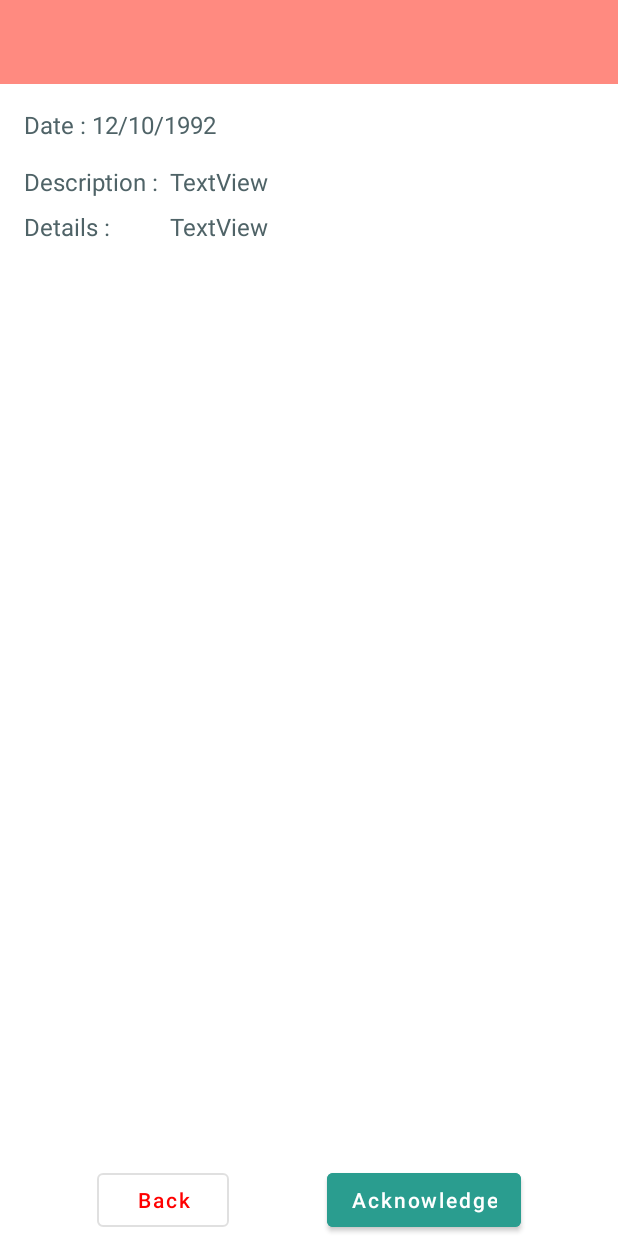
After one commit to suryasinghvijay/AlertingSystemHackaton, an Android app: the layout activity_event_details_layout.xml on its own in the app's theme, with its tools: preview values and no code run, on a phone screen of 412 x 824 dp. The commit adds this screen. Run offline under Robolectric (Android 15) with nearby library versions, the phone set to English and light mode, and no system bars.

Commit message:
layout changes

```diff
--- /dev/null
+++ b/app/src/main/res/layout/activity_event_details_layout.xml
@@ -0,0 +1,117 @@
+<?xml version="1.0" encoding="utf-8"?>
+<androidx.constraintlayout.widget.ConstraintLayout xmlns:android="http://schemas.android.com/apk/res/android"
+    xmlns:app="http://schemas.android.com/apk/res-auto"
+    xmlns:tools="http://schemas.android.com/tools"
+    android:layout_width="match_parent"
+    android:layout_height="match_parent">
+
+    <Button
+        android:id="@+id/button"
+        style="@style/Widget.MaterialComponents.Button.OutlinedButton"
+        android:layout_width="wrap_content"
+        android:layout_height="wrap_content"
+        android:text="Back"
+        android:textAllCaps="false"
+        android:textColor="@color/colorRed_FF0000"
+        app:layout_constraintBottom_toBottomOf="parent"
+        app:layout_constraintEnd_toStartOf="@+id/button2"
+        app:layout_constraintHorizontal_bias="0.5"
+        app:layout_constraintStart_toStartOf="parent" />
+
+    <Button
+        android:id="@+id/button2"
+        android:layout_width="wrap_content"
+        android:layout_height="wrap_content"
+        android:backgroundTint="@color/colorGreen_2A9D8F"
+        android:text="Acknowledge"
+        android:textAllCaps="false"
+        app:layout_constraintBottom_toBottomOf="parent"
+        app:layout_constraintEnd_toEndOf="parent"
+        app:layout_constraintHorizontal_bias="0.5"
+        app:layout_constraintStart_toEndOf="@+id/button" />
+
+    <TextView
+        android:id="@+id/textView"
+        style="@style/BaseTextViewStyle.Body2"
+        android:layout_width="wrap_content"
+        android:layout_height="wrap_content"
+        android:layout_marginStart="16dp"
+        android:layout_marginTop="16dp"
+        android:text="Date : "
+        app:layout_constraintStart_toStartOf="parent"
+        app:layout_constraintTop_toBottomOf="@+id/toolbar" />
+
+    <TextView
+        android:id="@+id/textView2"
+        style="@style/BaseTextViewStyle.Body2"
+        android:layout_width="0dp"
+        android:layout_height="wrap_content"
+        android:layout_marginEnd="16dp"
+        app:layout_constraintBottom_toBottomOf="@+id/textView"
+        app:layout_constraintEnd_toEndOf="parent"
+        app:layout_constraintStart_toEndOf="@+id/textView"
+        app:layout_constraintTop_toTopOf="@+id/textView"
+        tools:text="12/10/1992" />
+
+    <TextView
+        android:id="@+id/textView3"
+        style="@style/BaseTextViewStyle.Body2"
+        android:layout_width="wrap_content"
+        android:layout_height="wrap_content"
+        android:layout_marginStart="16dp"
+        android:layout_marginTop="16dp"
+        android:text="Description :"
+        app:layout_constraintStart_toStartOf="parent"
+        app:layout_constraintTop_toBottomOf="@+id/textView" />
+
+    <TextView
+        android:id="@+id/textView4"
+        style="@style/BaseTextViewStyle.Body2"
+        android:layout_width="0dp"
+        android:layout_height="wrap_content"
+        android:layout_marginEnd="16dp"
+        android:layout_marginStart="8dp"
+        android:text="TextView"
+        app:layout_constraintBottom_toBottomOf="@+id/textView3"
+        app:layout_constraintEnd_toEndOf="parent"
+        app:layout_constraintStart_toEndOf="@+id/textView3"
+        app:layout_constraintTop_toTopOf="@+id/textView3" />
+
+    <TextView
+        android:id="@+id/textView5"
+        style="@style/BaseTextViewStyle.Body2"
+        android:layout_width="0dp"
+        android:layout_height="wrap_content"
+        android:layout_marginStart="16dp"
+        android:layout_marginTop="8dp"
+        android:text="Details :"
+        app:layout_constraintEnd_toEndOf="@+id/textView3"
+        app:layout_constraintStart_toStartOf="parent"
+        app:layout_constraintTop_toBottomOf="@+id/textView4" />
+
+    <TextView
+        android:id="@+id/textView6"
+        style="@style/BaseTextViewStyle.Body2"
+        android:layout_width="0dp"
+        android:layout_height="wrap_content"
+        android:layout_marginEnd="16dp"
+        android:layout_marginStart="8dp"
+        android:text="TextView"
+        app:layout_constraintBottom_toBottomOf="@+id/textView5"
+        app:layout_constraintEnd_toEndOf="parent"
+        app:layout_constraintStart_toEndOf="@+id/textView5"
+        app:layout_constraintTop_toTopOf="@+id/textView5" />
+
+    <androidx.appcompat.widget.Toolbar
+        android:id="@+id/toolbar"
+        android:layout_width="match_parent"
+        android:layout_height="wrap_content"
+        android:background="?attr/colorPrimary"
+        android:minHeight="?attr/actionBarSize"
+        android:theme="?attr/actionBarTheme"
+        app:layout_constraintEnd_toEndOf="parent"
+        app:layout_constraintStart_toStartOf="parent"
+        app:layout_constraintTop_toTopOf="parent" />
+
+
+</androidx.constraintlayout.widget.ConstraintLayout>
--- a/app/src/main/res/values/colors.xml
+++ b/app/src/main/res/values/colors.xml
@@ -9,9 +9,13 @@
     <color name="grey">#A1A0A0</color>
     <color name="white">#FFFFFFFF</color>
     <color name="colorPrimary">#FF80AB</color>
+    <color name="colorPrimary">#FF80AB</color>
     <color name="colorPrimaryVariant">#FF8A80</color>
     <color name="colorGrayLight_E0E0E0">#E0E0E0</color>
     <color name="colorGrayDark_99000000">#99000000</color>
+    <color name="colorGrayDark_4F6367">#4F6367</color>
+    <color name="colorGreen_2A9D8F">#2A9D8F</color>
+    <color name="colorRed_FF0000">#FF0000</color>
 
 
 </resources>
--- /dev/null
+++ b/app/src/main/res/values/dimens.xml
@@ -0,0 +1,9 @@
+<?xml version="1.0" encoding="utf-8"?>
+<resources>
+    <!--text size dimens-->
+    <dimen name="text_size_header1">20sp</dimen>
+    <dimen name="text_size_body1">18sp</dimen>
+    <dimen name="text_size_body2">16sp</dimen>
+    <dimen name="text_size_body3">14sp</dimen>
+    <dimen name="text_size_footer">12sp</dimen>
+</resources>
--- a/app/src/main/res/values/themes.xml
+++ b/app/src/main/res/values/themes.xml
@@ -34,4 +34,25 @@
         <item name="android:textColorHint">@color/colorGrayDark_99000000</item>
     </style>
 
+    <style name="BaseTextViewStyle" parent="@android:style/TextAppearance.Widget.TextView">
+        <item name="android:layout_width">wrap_content</item>
+        <item name="android:layout_height">wrap_content</item>
+        <item name="android:textColor">@color/colorGrayDark_4F6367</item>
+    </style>
+
+    <style name="BaseTextViewStyle.Header1">
+        <item name="android:textSize">@dimen/text_size_header1</item>
+    </style>
+
+    <style name="BaseTextViewStyle.Body1">
+        <item name="android:textSize">@dimen/text_size_body1</item>
+    </style>
+
+    <style name="BaseTextViewStyle.Body2">
+        <item name="android:textSize">@dimen/text_size_body2</item>
+    </style>
+
+    <style name="BaseTextViewStyle.Body3">
+        <item name="android:textSize">@dimen/text_size_body3</item>
+    </style>
 </resources>
--- a/build.gradle
+++ b/build.gradle
@@ -17,7 +17,7 @@ buildscript {
     }
     dependencies {
         classpath 'com.android.tools.build:gradle:4.2.1'
-        classpath "org.jetbrains.kotlin:kotlin-gradle-plugin:1.6.0"
+        classpath "org.jetbrains.kotlin:kotlin-gradle-plugin:$kotlin_version"
         classpath "org.sonarsource.scanner.gradle:sonarqube-gradle-plugin:$sonarqube_plugin_version"
         classpath "com.google.dagger:hilt-android-gradle-plugin:$hilt_version"
         def nav_version = "2.3.5"
```
